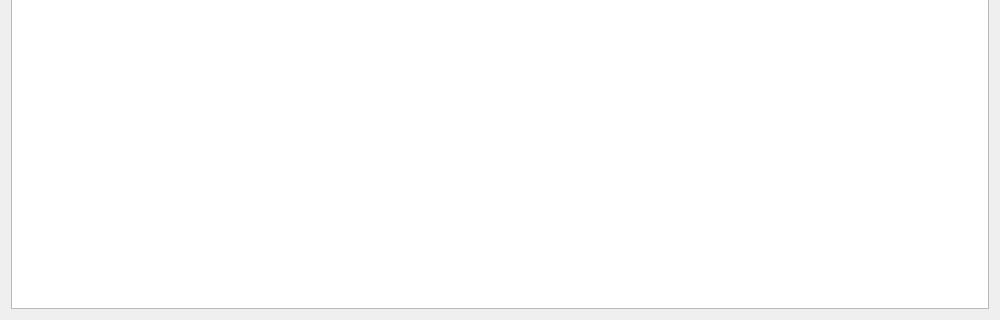
This is auto/auto/AutoMainWnd.ui in sc-bai/auto as Qt 5 draws it before an edit; both pictures show x 0 to 1000 and y 480 to 800 of the 1000 by 800 pixel window. The edited form follows.
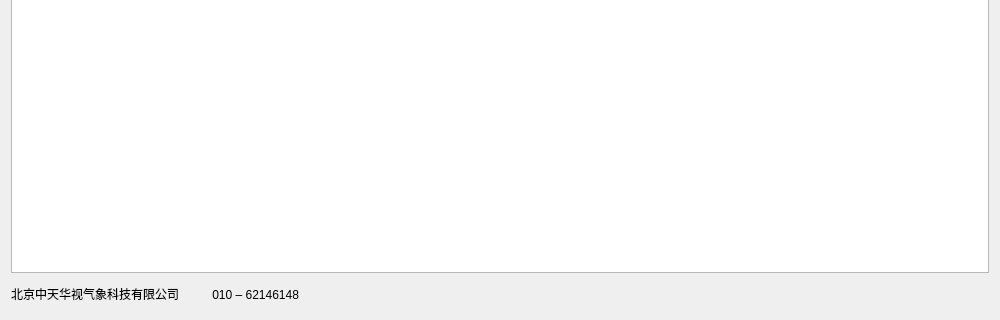
This is the edited form.

Patch:
```diff
--- a/auto/auto/AutoMainWnd.ui
+++ b/auto/auto/AutoMainWnd.ui
@@ -134,6 +134,40 @@
     <item>
      <widget class="QTableWidget" name="tableWidget"/>
     </item>
+    <item>
+     <widget class="QWidget" name="widget" native="true">
+      <property name="minimumSize">
+       <size>
+        <width>30</width>
+        <height>30</height>
+       </size>
+      </property>
+      <layout class="QHBoxLayout" name="horizontalLayout_2">
+       <property name="spacing">
+        <number>0</number>
+       </property>
+       <property name="leftMargin">
+        <number>0</number>
+       </property>
+       <property name="topMargin">
+        <number>0</number>
+       </property>
+       <property name="rightMargin">
+        <number>0</number>
+       </property>
+       <property name="bottomMargin">
+        <number>0</number>
+       </property>
+       <item>
+        <widget class="QLabel" name="label">
+         <property name="text">
+          <string>北京中天华视气象科技有限公司          010 – 62146148</string>
+         </property>
+        </widget>
+       </item>
+      </layout>
+     </widget>
+    </item>
    </layout>
   </widget>
  </widget>
```
